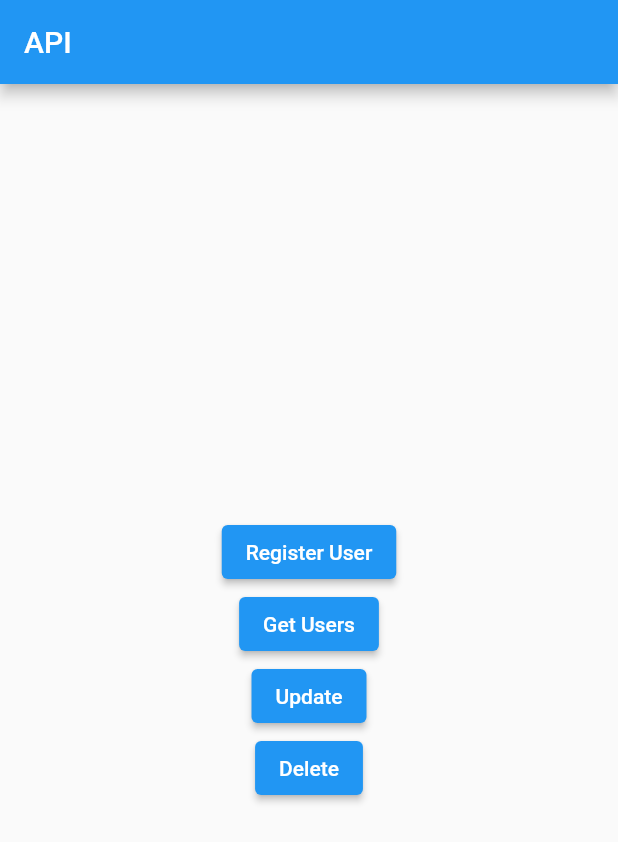
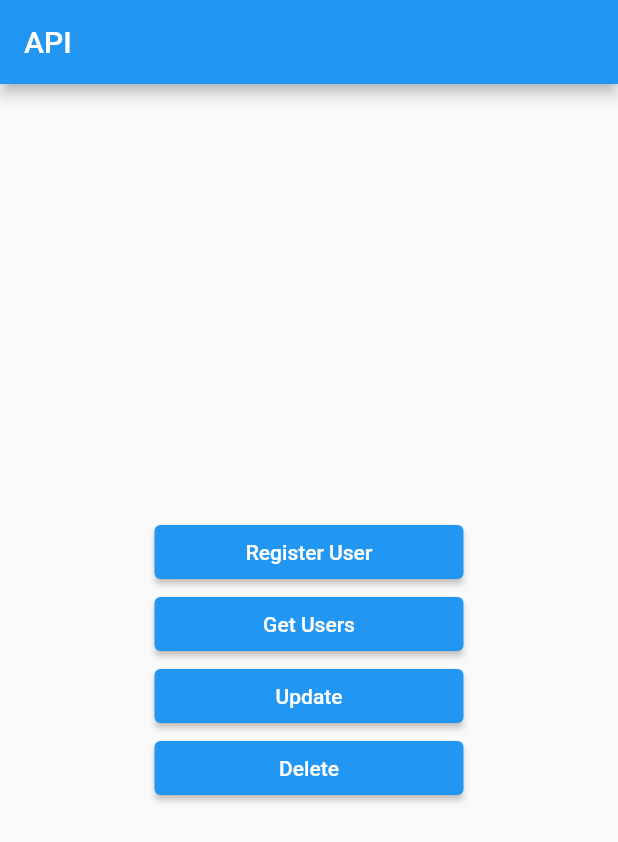
Before and after one commit to narimetisaigopi/http_curd_operations_telugu, a Flutter app: the screen it shows after launch, on a phone screen of 412 x 824 dp. Shown: the top 842 px of the screen. Run offline on Flutter 3.47's test engine with Material 2 defaults, Android fonts, the phone set to English and light mode, and no system bars.

Commit message:
changed names

```diff
--- a/lib/home_screen.dart
+++ b/lib/home_screen.dart
@@ -19,27 +19,39 @@ class HomeScreen extends StatelessWidget {
         child: Column(
           mainAxisAlignment: MainAxisAlignment.center,
           children: [
-            ElevatedButton(
+            Container(
+              width: MediaQuery.of(context).size.width / 2,
+              child: ElevatedButton(
                   onPressed: () async {
                     registerUser();
                   },
                   child: Text("Register User")),
-            ElevatedButton(
+            ),
+            Container(
+              width: MediaQuery.of(context).size.width / 2,
+              child: ElevatedButton(
                   onPressed: () async {
-                  Navigator.of(context).push(
-                      MaterialPageRoute(builder: (builder) => GetUsersList()));
+                    Navigator.of(context).push(MaterialPageRoute(
+                        builder: (builder) => GetUsersList()));
                   },
                   child: Text("Get Users")),
-            ElevatedButton(
+            ),
+            Container(
+              width: MediaQuery.of(context).size.width / 2,
+              child: ElevatedButton(
                   onPressed: () async {
                     updateUser();
                   },
                   child: Text("Update")),
-            ElevatedButton(
+            ),
+            Container(
+              width: MediaQuery.of(context).size.width / 2,
+              child: ElevatedButton(
                   onPressed: () async {
                     deleteUser();
                   },
-                child: Text("Delete"))
+                  child: Text("Delete")),
+            )
           ],
         ),
       ),
```
Lines whose indentation alone changed are shown as unchanged.
